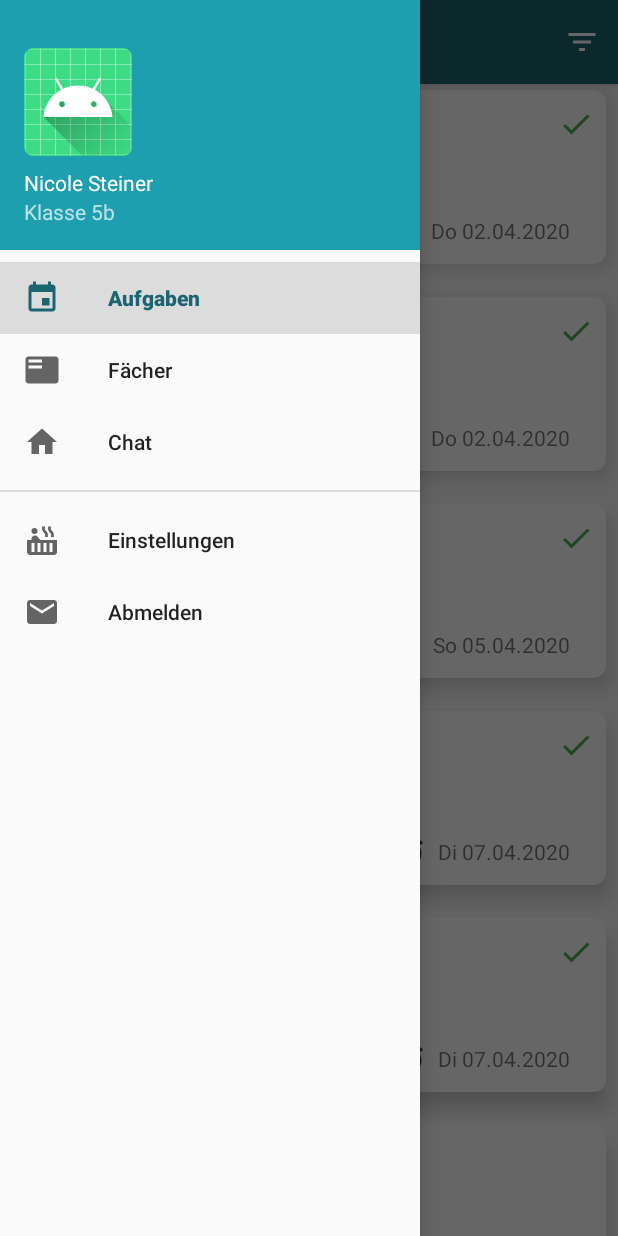
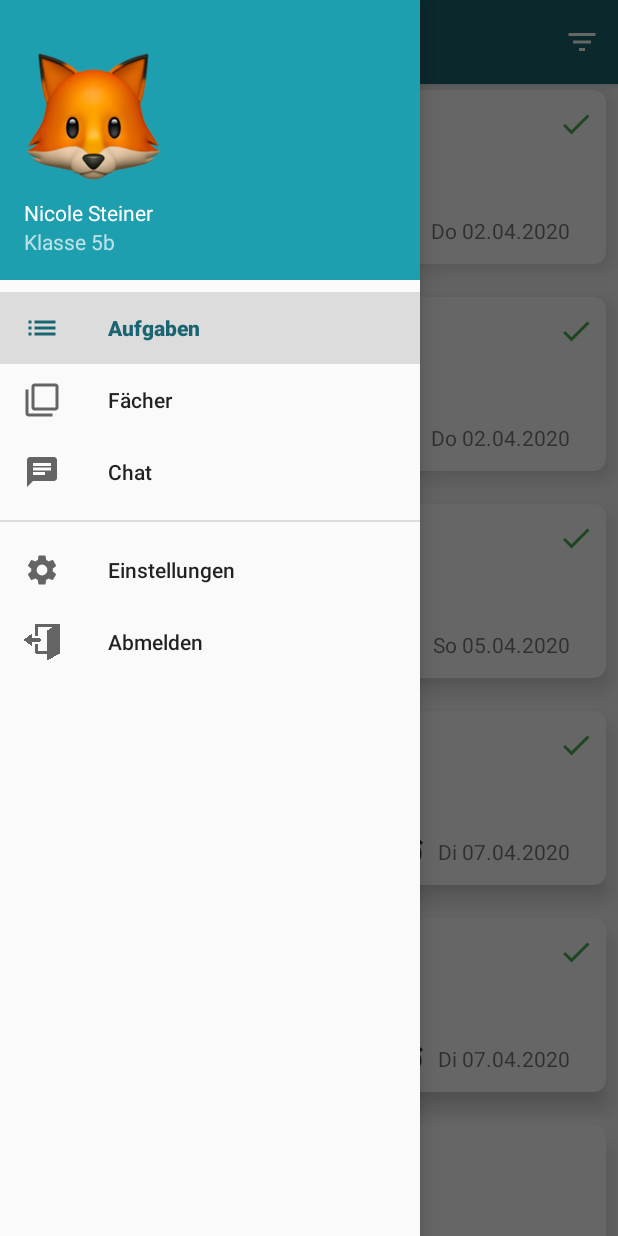
Before and after one commit to kaiott/open-education-app, an Android app: the MainActivity screen opened directly, with no data from a screen before it, with the side drawer open, on a phone screen of 412 x 824 dp. Run offline under Robolectric (Android 15) with nearby library versions, the phone set to English and light mode, and no system bars.

Commit message:
change icons

```diff
--- a/app/src/main/java/com/example/openeducationapp/LoginActivity.java
+++ b/app/src/main/java/com/example/openeducationapp/LoginActivity.java
@@ -88,7 +88,7 @@
     }
 
     protected boolean validateLogin(String username, String password) {
-        if (username.equals("kai") || username.equals("lars")) {
+        if (username.toLowerCase().equals("kai") || username.toLowerCase().equals("lars") || username.toLowerCase().equals("enis") || username.toLowerCase().equals("caro")) {
             return true;
         }
         return false;
--- /dev/null
+++ b/app/src/main/res/drawable/ic_chat_black_24dp.xml
@@ -0,0 +1,9 @@
+<vector xmlns:android="http://schemas.android.com/apk/res/android"
+        android:width="24dp"
+        android:height="24dp"
+        android:viewportWidth="24.0"
+        android:viewportHeight="24.0">
+    <path
+        android:fillColor="#FF000000"
+        android:pathData="M20,2L4,2c-1.1,0 -1.99,0.9 -1.99,2L2,22l4,-4h14c1.1,0 2,-0.9 2,-2L22,4c0,-1.1 -0.9,-2 -2,-2zM6,9h12v2L6,11L6,9zM14,14L6,14v-2h8v2zM18,8L6,8L6,6h12v2z"/>
+</vector>
--- /dev/null
+++ b/app/src/main/res/drawable/ic_filter_none_black_24dp.xml
@@ -0,0 +1,9 @@
+<vector xmlns:android="http://schemas.android.com/apk/res/android"
+        android:width="24dp"
+        android:height="24dp"
+        android:viewportWidth="24.0"
+        android:viewportHeight="24.0">
+    <path
+        android:fillColor="#FF000000"
+        android:pathData="M3,5L1,5v16c0,1.1 0.9,2 2,2h16v-2L3,21L3,5zM21,1L7,1c-1.1,0 -2,0.9 -2,2v14c0,1.1 0.9,2 2,2h14c1.1,0 2,-0.9 2,-2L23,3c0,-1.1 -0.9,-2 -2,-2zM21,17L7,17L7,3h14v14z"/>
+</vector>
--- /dev/null
+++ b/app/src/main/res/drawable/ic_list_black_24dp.xml
@@ -0,0 +1,9 @@
+<vector xmlns:android="http://schemas.android.com/apk/res/android"
+        android:width="24dp"
+        android:height="24dp"
+        android:viewportWidth="24.0"
+        android:viewportHeight="24.0">
+    <path
+        android:fillColor="#FF000000"
+        android:pathData="M3,13h2v-2L3,11v2zM3,17h2v-2L3,15v2zM3,9h2L5,7L3,7v2zM7,13h14v-2L7,11v2zM7,17h14v-2L7,15v2zM7,7v2h14L21,7L7,7z"/>
+</vector>
--- /dev/null
+++ b/app/src/main/res/drawable/ic_settings_black_24dp.xml
@@ -0,0 +1,9 @@
+<vector xmlns:android="http://schemas.android.com/apk/res/android"
+        android:width="24dp"
+        android:height="24dp"
+        android:viewportWidth="24"
+        android:viewportHeight="24">
+    <path
+        android:fillColor="#FF000000"
+        android:pathData="M19.1,12.9a2.8,2.8 0,0 0,0.1 -0.9,2.8 2.8,0 0,0 -0.1,-0.9l2.1,-1.6a0.7,0.7 0,0 0,0.1 -0.6L19.4,5.5a0.7,0.7 0,0 0,-0.6 -0.2l-2.4,1a6.5,6.5 0,0 0,-1.6 -0.9l-0.4,-2.6a0.5,0.5 0,0 0,-0.5 -0.4H10.1a0.5,0.5 0,0 0,-0.5 0.4L9.3,5.4a5.6,5.6 0,0 0,-1.7 0.9l-2.4,-1a0.4,0.4 0,0 0,-0.5 0.2l-2,3.4c-0.1,0.2 0,0.4 0.2,0.6l2,1.6a2.8,2.8 0,0 0,-0.1 0.9,2.8 2.8,0 0,0 0.1,0.9L2.8,14.5a0.7,0.7 0,0 0,-0.1 0.6l1.9,3.4a0.7,0.7 0,0 0,0.6 0.2l2.4,-1a6.5,6.5 0,0 0,1.6 0.9l0.4,2.6a0.5,0.5 0,0 0,0.5 0.4h3.8a0.5,0.5 0,0 0,0.5 -0.4l0.3,-2.6a5.6,5.6 0,0 0,1.7 -0.9l2.4,1a0.4,0.4 0,0 0,0.5 -0.2l2,-3.4c0.1,-0.2 0,-0.4 -0.2,-0.6ZM12,15.6A3.6,3.6 0,1 1,15.6 12,3.6 3.6,0 0,1 12,15.6Z"/>
+</vector>
--- a/app/src/main/res/layout/nav_header.xml
+++ b/app/src/main/res/layout/nav_header.xml
@@ -12,10 +12,10 @@
 
     <ImageView
         android:id="@+id/imageView"
-        android:layout_width="wrap_content"
-        android:layout_height="wrap_content"
+        android:layout_width="92dp"
+        android:layout_height="92dp"
         android:layout_marginTop="16dp"
-        android:src="@mipmap/ic_launcher_round"
+        android:src="@drawable/fox"
         app:layout_constraintStart_toStartOf="parent"
         app:layout_constraintTop_toTopOf="parent" />
 
--- a/app/src/main/res/menu/drawer_menu.xml
+++ b/app/src/main/res/menu/drawer_menu.xml
@@ -6,26 +6,26 @@
     <group android:checkableBehavior="single">
         <item
             android:id="@+id/nav_tasks"
-            android:icon="@drawable/ic_event_black_24dp"
+            android:icon="@drawable/ic_list_black_24dp"
             android:title="Aufgaben" />
         <item
             android:id="@+id/nav_classroom"
-            android:icon="@drawable/ic_featured_play_list_black_24dp"
+            android:icon="@drawable/ic_filter_none_black_24dp"
             android:title="Fächer" />
         <item
             android:id="@+id/nav_chat"
-            android:icon="@drawable/ic_home_black_24dp"
+            android:icon="@drawable/ic_chat_black_24dp"
             android:title="Chat" />
     </group>
 
     <group android:id="@+id/rest_of_items">
         <item
             android:id="@+id/nav_settings"
-            android:icon="@drawable/ic_hot_tub_black_24dp"
+            android:icon="@drawable/ic_settings_black_24dp"
             android:title="Einstellungen" />
         <item
             android:id="@+id/nav_logout"
-            android:icon="@drawable/ic_message"
+            android:icon="@drawable/exit"
             android:title="Abmelden" />
     </group>
 </menu>
```
Also changed, not shown: app/src/main/res/drawable/cat1.png (added), app/src/main/res/drawable/circ_crop.png (added), app/src/main/res/drawable/exit.png (added), app/src/main/res/drawable/fox.png (added).
